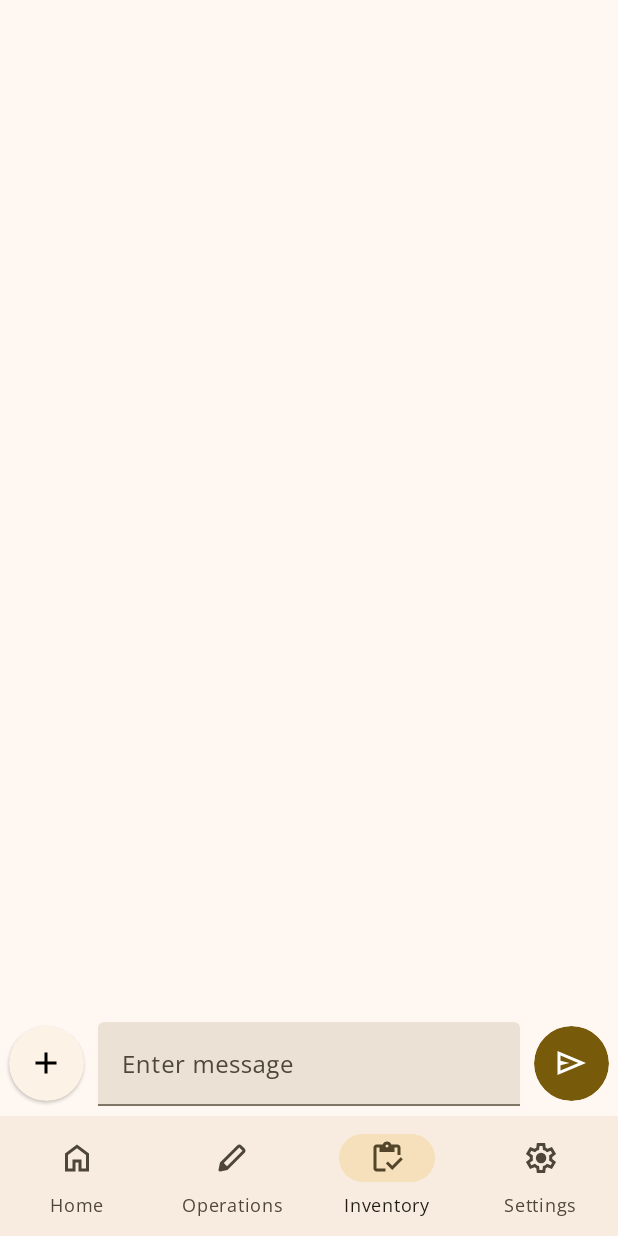
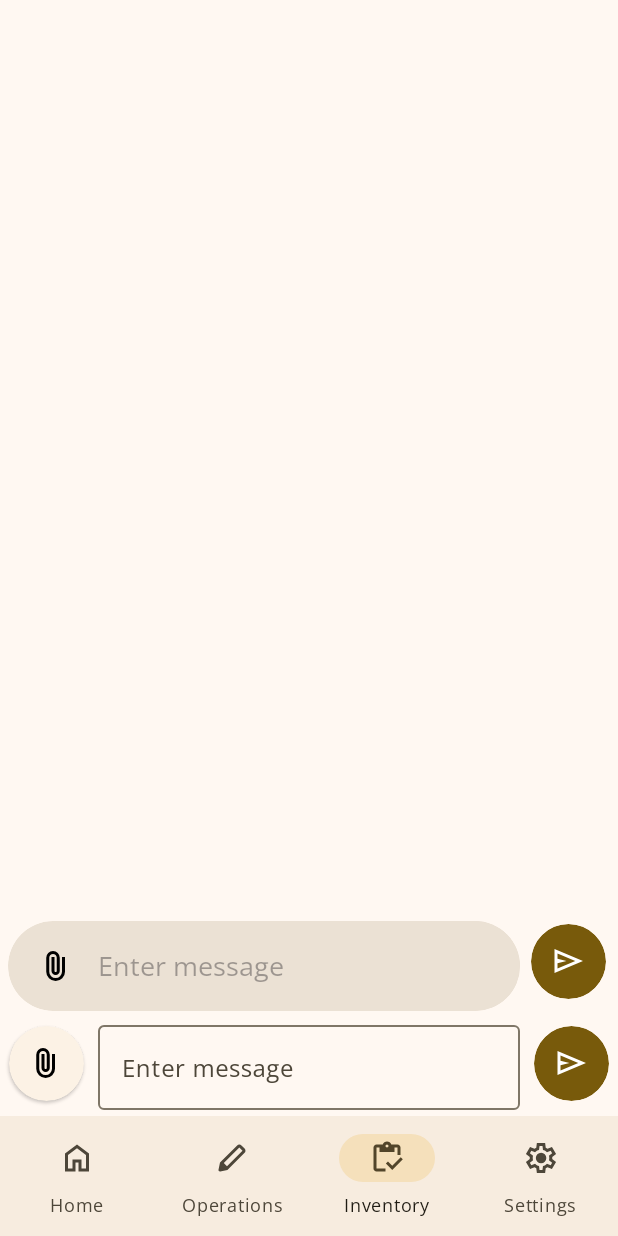
Before and after one commit to Moses583/Fuel_Save, an Android app: the screen it shows after launch (MainActivity), item 3 of the bottom bar chosen, on a phone screen of 412 x 824 dp. Run offline under Robolectric (Android 15) with nearby library versions, the phone set to English and light mode, and no system bars.

Commit message:
CHAT FEATURES

```diff
--- /dev/null
+++ b/app/src/main/res/drawable/ic_attach.xml
@@ -0,0 +1,9 @@
+<vector xmlns:android="http://schemas.android.com/apk/res/android"
+    android:width="24dp"
+    android:height="24dp"
+    android:viewportWidth="960"
+    android:viewportHeight="960">
+  <path
+      android:pathData="M720,630q0,104 -73,177T470,880q-104,0 -177,-73t-73,-177v-370q0,-75 52.5,-127.5T400,80q75,0 127.5,52.5T580,260v350q0,46 -32,78t-78,32q-46,0 -78,-32t-32,-78v-370h80v370q0,13 8.5,21.5T470,640q13,0 21.5,-8.5T500,610v-350q-1,-42 -29.5,-71T400,160q-42,0 -71,29t-29,71v370q-1,71 49,120.5T470,800q70,0 119,-49.5T640,630v-390h80v390Z"
+      android:fillColor="#000000"/>
+</vector>
--- a/app/src/main/res/layout/fragment_inventory.xml
+++ b/app/src/main/res/layout/fragment_inventory.xml
@@ -6,10 +6,69 @@
     xmlns:app="http://schemas.android.com/apk/res-auto"
     tools:context=".fragments.InventoryFragment">
 
+    <RelativeLayout
+        android:layout_width="match_parent"
+        android:layout_height="wrap_content"
+        android:layout_above="@id/layoutOne">
+
+        <com.google.android.material.card.MaterialCardView
+            android:layout_width="match_parent"
+            android:layout_height="60dp"
+            app:cardCornerRadius="35dp"
+            android:layout_marginTop="5dp"
+            android:layout_marginStart="5dp"
+            android:layout_marginEnd="65dp"
+            style="?attr/materialCardViewFilledStyle">
+            <RelativeLayout
+                android:layout_width="match_parent"
+                android:layout_height="match_parent">
+                <ImageView
+                    android:layout_width="24dp"
+                    android:layout_height="24dp"
+                    android:layout_centerInParent="true"
+                    android:src="@drawable/ic_attach"
+                    android:layout_alignParentStart="true"
+                    android:layout_marginStart="20dp"
+                    android:layout_centerVertical="true"/>
+                <EditText
+                    android:layout_width="match_parent"
+                    android:layout_height="match_parent"
+                    android:background="?attr/colorSurfaceContainerHighest"
+                    android:layout_marginStart="60dp"
+                    android:hint="Enter message"
+                    android:layout_centerVertical="true"/>
+            </RelativeLayout>
+        </com.google.android.material.card.MaterialCardView>
+        <com.google.android.material.card.MaterialCardView
+            android:layout_width="50dp"
+            android:layout_height="50dp"
+            style="?attr/materialCardViewFilledStyle"
+            app:cardBackgroundColor="?attr/colorPrimary"
+            android:layout_alignParentEnd="true"
+            android:layout_centerVertical="true"
+            android:layout_marginEnd="8dp"
+            app:cardCornerRadius="25dp"
+            android:clickable="true">
+
+            <RelativeLayout
+                android:layout_width="match_parent"
+                android:layout_height="match_parent">
+                <ImageView
+                    android:layout_width="24dp"
+                    android:layout_height="24dp"
+                    android:layout_centerInParent="true"
+                    android:src="@drawable/ic_send"/>
+            </RelativeLayout>
+
+        </com.google.android.material.card.MaterialCardView>
+
+    </RelativeLayout>
+
     <androidx.constraintlayout.widget.ConstraintLayout
         android:layout_width="match_parent"
         android:layout_height="70dp"
-        android:layout_alignParentBottom="true">
+        android:layout_alignParentBottom="true"
+        android:id="@+id/layoutOne">
 
         <androidx.constraintlayout.widget.Guideline
             android:layout_width="match_parent"
@@ -66,7 +125,7 @@
                     android:layout_width="24dp"
                     android:layout_height="24dp"
                     android:layout_centerInParent="true"
-                    android:src="@drawable/ic_add"/>
+                    android:src="@drawable/ic_attach"/>
             </RelativeLayout>
 
         </com.google.android.material.card.MaterialCardView>
@@ -78,7 +137,7 @@
             app:layout_constraintTop_toTopOf="parent"
             app:layout_constraintStart_toEndOf="@id/guide1"
             app:layout_constraintBottom_toBottomOf="parent"
-            style="?attr/textInputFilledStyle"
+            style="?attr/textInputOutlinedStyle"
             android:layout_marginEnd="65dp"
             android:layout_marginStart="65dp"
             android:hint="Enter message">
```
